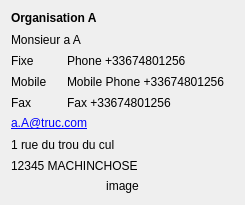
Above: src/gui/widgets/customerdatawidget.ui from FACT-Team/FactDev before the change. Below: the same form after it.
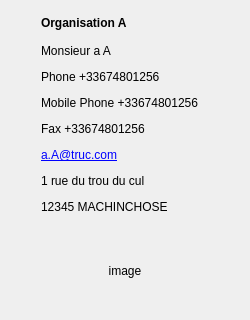
That is the form after the change. Icons and pictures are not drawn.

Commit message: Change dock User/Customer

```diff
--- a/src/gui/widgets/customerdatawidget.ui
+++ b/src/gui/widgets/customerdatawidget.ui
@@ -6,106 +6,239 @@
    <rect>
     <x>0</x>
     <y>0</y>
-    <width>245</width>
-    <height>205</height>
+    <width>250</width>
+    <height>320</height>
    </rect>
   </property>
+  <property name="minimumSize">
+   <size>
+    <width>250</width>
+    <height>320</height>
+   </size>
+  </property>
   <property name="maximumSize">
    <size>
     <width>250</width>
-    <height>16777215</height>
+    <height>360</height>
    </size>
   </property>
   <property name="windowTitle">
    <string>Form</string>
   </property>
   <layout class="QGridLayout" name="gridLayout">
-   <item row="3" column="1">
-    <widget class="QLabel" name="lbPhone">
-     <property name="text">
-      <string>Phone +33674801256</string>
-     </property>
-    </widget>
-   </item>
-   <item row="5" column="1">
-    <widget class="QLabel" name="lbFax">
-     <property name="text">
-      <string>Fax +33674801256</string>
-     </property>
-    </widget>
-   </item>
-   <item row="4" column="1">
-    <widget class="QLabel" name="lbMobilePhone">
-     <property name="text">
-      <string>Mobile Phone +33674801256</string>
-     </property>
-    </widget>
-   </item>
-   <item row="3" column="0">
-    <widget class="QLabel" name="lbTitlePhone">
+   <item row="8" column="0">
+    <widget class="QLabel" name="label_3">
      <property name="minimumSize">
       <size>
-       <width>0</width>
-       <height>0</height>
+       <width>16</width>
+       <height>16</height>
       </size>
      </property>
      <property name="maximumSize">
       <size>
-       <width>50</width>
-       <height>16777215</height>
+       <width>20</width>
+       <height>20</height>
       </size>
      </property>
      <property name="text">
-      <string>Fixe</string>
+      <string/>
+     </property>
+     <property name="pixmap">
+      <pixmap resource="../../icons.qrc">:/icons/img/home.png</pixmap>
+     </property>
+     <property name="scaledContents">
+      <bool>true</bool>
      </property>
     </widget>
    </item>
    <item row="4" column="0">
-    <widget class="QLabel" name="lbTitleMobile">
+    <widget class="QLabel" name="lbTitlePhone">
+     <property name="minimumSize">
+      <size>
+       <width>20</width>
+       <height>20</height>
+      </size>
+     </property>
      <property name="maximumSize">
       <size>
-       <width>50</width>
-       <height>16777215</height>
+       <width>20</width>
+       <height>20</height>
       </size>
      </property>
      <property name="text">
-      <string>Mobile</string>
+      <string/>
      </property>
-    </widget>
-   </item>
-   <item row="2" column="0" colspan="2">
-    <widget class="QLabel" name="lbName">
-     <property name="text">
-      <string>Monsieur a A</string>
+     <property name="pixmap">
+      <pixmap resource="../../icons.qrc">:/icons/img/phone.png</pixmap>
+     </property>
+     <property name="scaledContents">
+      <bool>true</bool>
      </property>
     </widget>
    </item>
    <item row="5" column="0">
+    <widget class="QLabel" name="lbTitleMobile">
+     <property name="minimumSize">
+      <size>
+       <width>20</width>
+       <height>20</height>
+      </size>
+     </property>
+     <property name="maximumSize">
+      <size>
+       <width>20</width>
+       <height>20</height>
+      </size>
+     </property>
+     <property name="text">
+      <string/>
+     </property>
+     <property name="pixmap">
+      <pixmap resource="../../icons.qrc">:/icons/img/phone_mobile.png</pixmap>
+     </property>
+     <property name="scaledContents">
+      <bool>true</bool>
+     </property>
+    </widget>
+   </item>
+   <item row="6" column="0">
     <widget class="QLabel" name="lbTitleFax">
+     <property name="minimumSize">
+      <size>
+       <width>20</width>
+       <height>20</height>
+      </size>
+     </property>
      <property name="maximumSize">
       <size>
-       <width>50</width>
-       <height>16777215</height>
+       <width>20</width>
+       <height>20</height>
       </size>
      </property>
      <property name="text">
-      <string>Fax</string>
+      <string/>
      </property>
     </widget>
    </item>
-   <item row="7" column="0" colspan="2">
-    <widget class="QLabel" name="lbAddress">
+   <item row="13" column="0" colspan="3">
+    <widget class="QLabel" name="lbImage">
+     <property name="minimumSize">
+      <size>
+       <width>96</width>
+       <height>96</height>
+      </size>
+     </property>
+     <property name="maximumSize">
+      <size>
+       <width>250</width>
+       <height>250</height>
+      </size>
+     </property>
      <property name="text">
-      <string>1 rue du trou du cul </string>
+      <string>&lt;html&gt;&lt;head/&gt;&lt;body&gt;&lt;p align=&quot;center&quot;&gt;image&lt;/p&gt;&lt;/body&gt;&lt;/html&gt;</string>
      </property>
     </widget>
    </item>
-   <item row="0" column="0" colspan="2">
+   <item row="7" column="0">
+    <widget class="QLabel" name="label_2">
+     <property name="minimumSize">
+      <size>
+       <width>20</width>
+       <height>20</height>
+      </size>
+     </property>
+     <property name="maximumSize">
+      <size>
+       <width>20</width>
+       <height>20</height>
+      </size>
+     </property>
+     <property name="text">
+      <string/>
+     </property>
+     <property name="pixmap">
+      <pixmap resource="../../icons.qrc">:/icons/img/email.png</pixmap>
+     </property>
+     <property name="scaledContents">
+      <bool>true</bool>
+     </property>
+    </widget>
+   </item>
+   <item row="2" column="0">
+    <widget class="QLabel" name="lbUserIcon">
+     <property name="minimumSize">
+      <size>
+       <width>20</width>
+       <height>20</height>
+      </size>
+     </property>
+     <property name="maximumSize">
+      <size>
+       <width>20</width>
+       <height>20</height>
+      </size>
+     </property>
+     <property name="text">
+      <string/>
+     </property>
+     <property name="pixmap">
+      <pixmap resource="../../icons.qrc">:/icons/customer</pixmap>
+     </property>
+     <property name="scaledContents">
+      <bool>true</bool>
+     </property>
+    </widget>
+   </item>
+   <item row="12" column="0" colspan="3">
+    <spacer name="verticalSpacer">
+     <property name="orientation">
+      <enum>Qt::Vertical</enum>
+     </property>
+     <property name="sizeHint" stdset="0">
+      <size>
+       <width>20</width>
+       <height>40</height>
+      </size>
+     </property>
+    </spacer>
+   </item>
+   <item row="1" column="0">
+    <widget class="QLabel" name="label">
+     <property name="minimumSize">
+      <size>
+       <width>24</width>
+       <height>24</height>
+      </size>
+     </property>
+     <property name="maximumSize">
+      <size>
+       <width>24</width>
+       <height>24</height>
+      </size>
+     </property>
+     <property name="text">
+      <string/>
+     </property>
+     <property name="pixmap">
+      <pixmap resource="../../icons.qrc">:/icons/img/company.png</pixmap>
+     </property>
+     <property name="scaledContents">
+      <bool>true</bool>
+     </property>
+    </widget>
+   </item>
+   <item row="1" column="1" colspan="2">
     <widget class="QLabel" name="lbCompany">
      <property name="minimumSize">
       <size>
        <width>0</width>
-       <height>0</height>
+       <height>24</height>
+      </size>
+     </property>
+     <property name="maximumSize">
+      <size>
+       <width>16777215</width>
+       <height>24</height>
       </size>
      </property>
      <property name="styleSheet">
@@ -118,36 +251,136 @@
      </property>
     </widget>
    </item>
-   <item row="8" column="0" colspan="2">
-    <widget class="QLabel" name="lbPostalCodeCityCountry">
+   <item row="2" column="1" colspan="2">
+    <widget class="QLabel" name="lbName">
+     <property name="minimumSize">
+      <size>
+       <width>0</width>
+       <height>20</height>
+      </size>
+     </property>
+     <property name="maximumSize">
+      <size>
+       <width>16777215</width>
+       <height>20</height>
+      </size>
+     </property>
      <property name="text">
-      <string>12345 MACHINCHOSE</string>
+      <string>Monsieur a A</string>
      </property>
     </widget>
    </item>
-   <item row="6" column="0" colspan="2">
+   <item row="4" column="1" colspan="2">
+    <widget class="QLabel" name="lbPhone">
+     <property name="minimumSize">
+      <size>
+       <width>0</width>
+       <height>20</height>
+      </size>
+     </property>
+     <property name="maximumSize">
+      <size>
+       <width>16777215</width>
+       <height>20</height>
+      </size>
+     </property>
+     <property name="text">
+      <string>Phone +33674801256</string>
+     </property>
+    </widget>
+   </item>
+   <item row="5" column="1" colspan="2">
+    <widget class="QLabel" name="lbMobilePhone">
+     <property name="minimumSize">
+      <size>
+       <width>0</width>
+       <height>20</height>
+      </size>
+     </property>
+     <property name="maximumSize">
+      <size>
+       <width>16777215</width>
+       <height>20</height>
+      </size>
+     </property>
+     <property name="text">
+      <string>Mobile Phone +33674801256</string>
+     </property>
+    </widget>
+   </item>
+   <item row="6" column="1" colspan="2">
+    <widget class="QLabel" name="lbFax">
+     <property name="minimumSize">
+      <size>
+       <width>0</width>
+       <height>20</height>
+      </size>
+     </property>
+     <property name="maximumSize">
+      <size>
+       <width>16777215</width>
+       <height>20</height>
+      </size>
+     </property>
+     <property name="text">
+      <string>Fax +33674801256</string>
+     </property>
+    </widget>
+   </item>
+   <item row="7" column="1" colspan="2">
     <widget class="QLabel" name="lbEmail">
+     <property name="minimumSize">
+      <size>
+       <width>0</width>
+       <height>20</height>
+      </size>
+     </property>
+     <property name="maximumSize">
+      <size>
+       <width>345</width>
+       <height>20</height>
+      </size>
+     </property>
      <property name="text">
       <string>&lt;html&gt;&lt;head/&gt;&lt;body&gt;&lt;p&gt;&lt;a href=&quot;#&quot;&gt;&lt;span style=&quot; text-decoration: underline; color:#0000ff;&quot;&gt;a.A@truc.com&lt;/span&gt;&lt;/a&gt;&lt;/p&gt;&lt;/body&gt;&lt;/html&gt;</string>
      </property>
     </widget>
    </item>
-   <item row="9" column="0" colspan="2">
-    <widget class="QLabel" name="lbImage">
+   <item row="8" column="1" colspan="2">
+    <widget class="QLabel" name="lbAddress">
      <property name="minimumSize">
       <size>
-       <width>200</width>
-       <height>0</height>
+       <width>0</width>
+       <height>20</height>
       </size>
      </property>
      <property name="maximumSize">
       <size>
-       <width>250</width>
-       <height>250</height>
+       <width>345</width>
+       <height>20</height>
       </size>
      </property>
      <property name="text">
-      <string>&lt;html&gt;&lt;head/&gt;&lt;body&gt;&lt;p align=&quot;center&quot;&gt;image&lt;/p&gt;&lt;/body&gt;&lt;/html&gt;</string>
+      <string>1 rue du trou du cul </string>
+     </property>
+    </widget>
+   </item>
+   <item row="9" column="1" colspan="2">
+    <widget class="QLabel" name="lbPostalCodeCityCountry">
+     <property name="minimumSize">
+      <size>
+       <width>0</width>
+       <height>20</height>
+      </size>
+     </property>
+     <property name="maximumSize">
+      <size>
+       <width>345</width>
+       <height>20</height>
+      </size>
+     </property>
+     <property name="text">
+      <string>12345 MACHINCHOSE</string>
      </property>
     </widget>
    </item>
```
Left out of the diff: 10 changed lines with no effect on the pictures. The commit also changes 5 other files.
